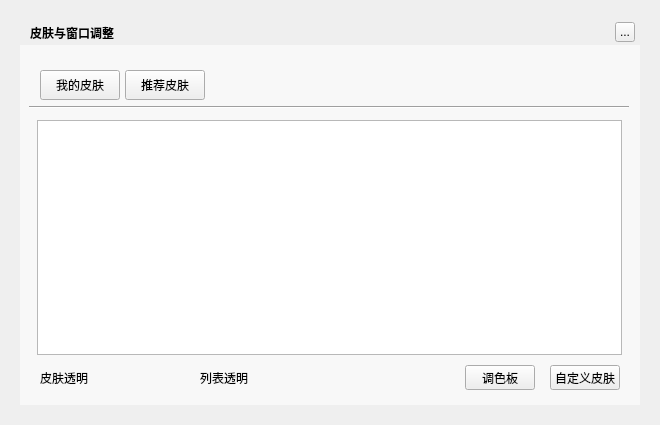
First picture: the form in TTKCore/musicUi/musicWidget/musicbackgroundskindialog.ui, repository Greedysky/TTKMusicPlayer, before the edit.
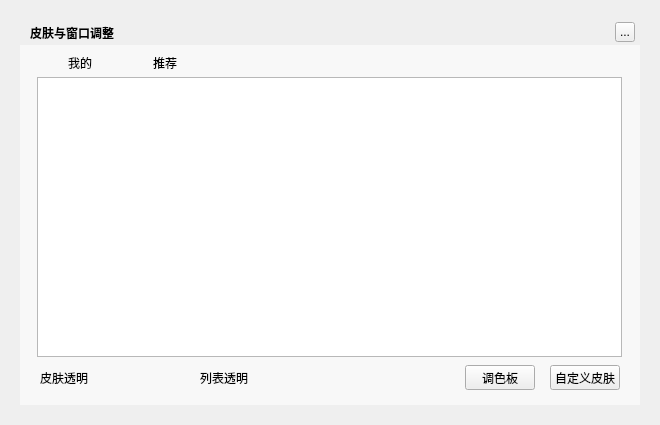
Second picture: the form after the edit. Custom widgets are drawn as their Qt base class.

Commit message: refactor the background ui style[545562]

Patch:
```diff
--- a/TTKCore/musicUi/musicWidget/musicbackgroundskindialog.ui
+++ b/TTKCore/musicUi/musicWidget/musicbackgroundskindialog.ui
@@ -58,11 +58,11 @@
     <string>...</string>
    </property>
   </widget>
-  <widget class="QPushButton" name="mySkin">
+  <widget class="MusicClickedLabel" name="mySkin">
    <property name="geometry">
     <rect>
      <x>40</x>
-     <y>70</y>
+     <y>48</y>
      <width>80</width>
      <height>30</height>
     </rect>
@@ -71,14 +71,17 @@
     <cursorShape>PointingHandCursor</cursorShape>
    </property>
    <property name="text">
-    <string>我的皮肤</string>
+    <string>我的</string>
+   </property>
+   <property name="alignment">
+    <set>Qt::AlignCenter</set>
    </property>
   </widget>
-  <widget class="QPushButton" name="netSkin">
+  <widget class="MusicClickedLabel" name="netSkin">
    <property name="geometry">
     <rect>
      <x>125</x>
-     <y>70</y>
+     <y>48</y>
      <width>80</width>
      <height>30</height>
     </rect>
@@ -87,16 +90,19 @@
     <cursorShape>PointingHandCursor</cursorShape>
    </property>
    <property name="text">
-    <string>推荐皮肤</string>
+    <string>推荐</string>
+   </property>
+   <property name="alignment">
+    <set>Qt::AlignCenter</set>
    </property>
   </widget>
   <widget class="QStackedWidget" name="stackedWidget">
    <property name="geometry">
     <rect>
      <x>37</x>
-     <y>120</y>
+     <y>77</y>
      <width>585</width>
-     <height>235</height>
+     <height>280</height>
     </rect>
    </property>
    <property name="currentIndex">
@@ -105,19 +111,6 @@
    <widget class="MusicBackgroundListWidget" name="themeListWidget"/>
    <widget class="MusicBackgroundRemoteWidget" name="remoteWidget"/>
   </widget>
-  <widget class="Line" name="line">
-   <property name="geometry">
-    <rect>
-     <x>29</x>
-     <y>105</y>
-     <width>600</width>
-     <height>5</height>
-    </rect>
-   </property>
-   <property name="orientation">
-    <enum>Qt::Horizontal</enum>
-   </property>
-  </widget>
   <widget class="QPushButton" name="customSkin">
    <property name="geometry">
     <rect>
@@ -218,6 +211,16 @@
     <string notr="true"/>
    </property>
   </widget>
+  <widget class="QLabel" name="arrowLabel">
+   <property name="geometry">
+    <rect>
+     <x>75</x>
+     <y>70</y>
+     <width>9</width>
+     <height>7</height>
+    </rect>
+   </property>
+  </widget>
   <zorder>background</zorder>
   <zorder>backgroundMask</zorder>
   <zorder>topTitleName</zorder>
@@ -252,6 +255,18 @@
    <header>musicbackgroundpopwidget.h</header>
    <container>1</container>
   </customwidget>
+  <customwidget>
+   <class>MusicAnimationStackedWidget</class>
+   <extends>QStackedWidget</extends>
+   <header>musicanimationstackedwidget.h</header>
+   <container>1</container>
+  </customwidget>
+  <customwidget>
+   <class>MusicClickedLabel</class>
+   <extends>QLabel</extends>
+   <header>musicclickedlabel.h</header>
+   <container>1</container>
+  </customwidget>
  </customwidgets>
  <resources/>
  <connections/>
```
Left out of the diff: 8 changed lines with no effect on the pictures. The commit also changes 4 other files.
